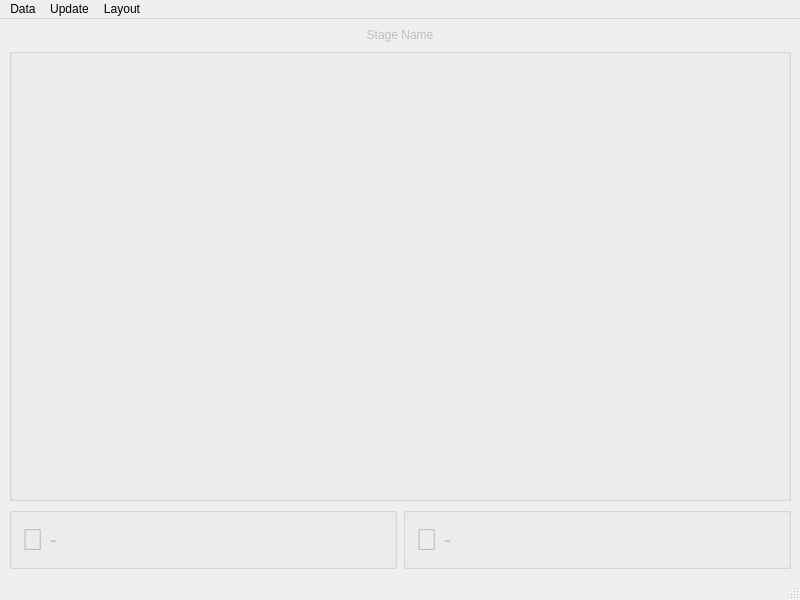
Above: code/ncm_ranking.ui from DavidEilenstein/Ninja_Competition_Manager before the change. Below: the same form after it.
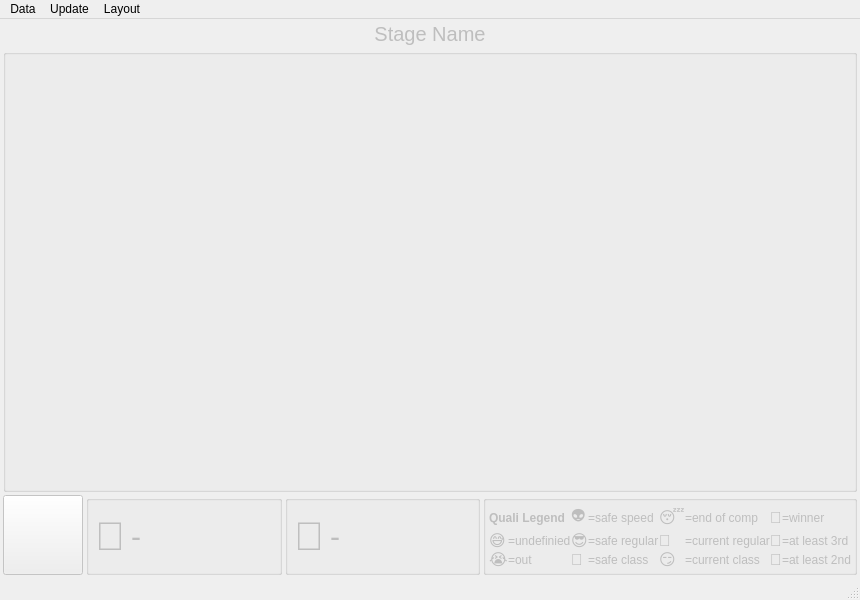
That is the form after the change.

```diff
--- a/code/ncm_ranking.ui
+++ b/code/ncm_ranking.ui
@@ -6,7 +6,7 @@
    <rect>
     <x>0</x>
     <y>0</y>
-    <width>800</width>
+    <width>860</width>
     <height>600</height>
    </rect>
   </property>
@@ -18,23 +18,22 @@
     <bool>false</bool>
    </property>
    <layout class="QGridLayout" name="gridLayout_2">
-    <item row="0" column="0" colspan="2">
-     <widget class="QLabel" name="label_StageName">
-      <property name="sizePolicy">
-       <sizepolicy hsizetype="Preferred" vsizetype="Maximum">
-        <horstretch>0</horstretch>
-        <verstretch>0</verstretch>
-       </sizepolicy>
-      </property>
-      <property name="text">
-       <string>Stage Name</string>
-      </property>
-      <property name="alignment">
-       <set>Qt::AlignCenter</set>
-      </property>
-     </widget>
-    </item>
-    <item row="1" column="0" colspan="2">
+    <property name="leftMargin">
+     <number>3</number>
+    </property>
+    <property name="topMargin">
+     <number>3</number>
+    </property>
+    <property name="rightMargin">
+     <number>3</number>
+    </property>
+    <property name="bottomMargin">
+     <number>3</number>
+    </property>
+    <property name="spacing">
+     <number>3</number>
+    </property>
+    <item row="1" column="0" colspan="4">
      <widget class="QGroupBox" name="groupBox">
       <property name="title">
        <string/>
@@ -46,7 +45,88 @@
       </layout>
      </widget>
     </item>
+    <item row="2" column="2">
+     <widget class="QGroupBox" name="groupBox_3">
+      <property name="minimumSize">
+       <size>
+        <width>0</width>
+        <height>80</height>
+       </size>
+      </property>
+      <property name="maximumSize">
+       <size>
+        <width>16777215</width>
+        <height>80</height>
+       </size>
+      </property>
+      <property name="title">
+       <string/>
+      </property>
+      <layout class="QGridLayout" name="gridLayout_4">
+       <property name="leftMargin">
+        <number>6</number>
+       </property>
+       <property name="topMargin">
+        <number>6</number>
+       </property>
+       <property name="rightMargin">
+        <number>6</number>
+       </property>
+       <property name="bottomMargin">
+        <number>6</number>
+       </property>
+       <item row="0" column="0">
+        <widget class="QLabel" name="label_2">
+         <property name="sizePolicy">
+          <sizepolicy hsizetype="Maximum" vsizetype="Maximum">
+           <horstretch>0</horstretch>
+           <verstretch>0</verstretch>
+          </sizepolicy>
+         </property>
+         <property name="styleSheet">
+          <string notr="true">font-size: 40px;</string>
+         </property>
+         <property name="text">
+          <string>🤙</string>
+         </property>
+         <property name="alignment">
+          <set>Qt::AlignRight|Qt::AlignTrailing|Qt::AlignVCenter</set>
+         </property>
+        </widget>
+       </item>
+       <item row="0" column="1">
+        <widget class="QLabel" name="label_MostEpicMove">
+         <property name="styleSheet">
+          <string notr="true">font-size: 30px;</string>
+         </property>
+         <property name="text">
+          <string>-</string>
+         </property>
+        </widget>
+       </item>
+      </layout>
+     </widget>
+    </item>
     <item row="2" column="0">
+     <widget class="QPushButton" name="pushButton_DavidEilenstein">
+      <property name="minimumSize">
+       <size>
+        <width>80</width>
+        <height>80</height>
+       </size>
+      </property>
+      <property name="maximumSize">
+       <size>
+        <width>80</width>
+        <height>80</height>
+       </size>
+      </property>
+      <property name="text">
+       <string/>
+      </property>
+     </widget>
+    </item>
+    <item row="2" column="1">
      <widget class="QGroupBox" name="groupBox_2">
       <property name="sizePolicy">
        <sizepolicy hsizetype="Preferred" vsizetype="Maximum">
@@ -54,21 +134,45 @@
         <verstretch>0</verstretch>
        </sizepolicy>
       </property>
+      <property name="minimumSize">
+       <size>
+        <width>0</width>
+        <height>80</height>
+       </size>
+      </property>
+      <property name="maximumSize">
+       <size>
+        <width>16777215</width>
+        <height>80</height>
+       </size>
+      </property>
       <property name="title">
        <string/>
       </property>
       <layout class="QGridLayout" name="gridLayout_3">
-       <item row="0" column="1">
+       <property name="leftMargin">
+        <number>6</number>
+       </property>
+       <property name="topMargin">
+        <number>6</number>
+       </property>
+       <property name="rightMargin">
+        <number>6</number>
+       </property>
+       <property name="bottomMargin">
+        <number>6</number>
+       </property>
+       <item row="0" column="2">
         <widget class="QLabel" name="label_FailOfTheDay">
          <property name="styleSheet">
-          <string notr="true">font-size: 20px;</string>
+          <string notr="true">font-size: 30px;</string>
          </property>
          <property name="text">
           <string>-</string>
          </property>
         </widget>
        </item>
-       <item row="0" column="0">
+       <item row="0" column="1">
         <widget class="QLabel" name="label_3">
          <property name="sizePolicy">
           <sizepolicy hsizetype="Maximum" vsizetype="Maximum">
@@ -77,7 +181,7 @@
           </sizepolicy>
          </property>
          <property name="styleSheet">
-          <string notr="true">font-size: 30px;</string>
+          <string notr="true">font-size: 40px;</string>
          </property>
          <property name="text">
           <string>💩</string>
@@ -90,38 +194,258 @@
       </layout>
      </widget>
     </item>
-    <item row="2" column="1">
-     <widget class="QGroupBox" name="groupBox_3">
+    <item row="0" column="0" colspan="4">
+     <widget class="QLabel" name="label_StageName">
+      <property name="sizePolicy">
+       <sizepolicy hsizetype="Preferred" vsizetype="Maximum">
+        <horstretch>0</horstretch>
+        <verstretch>0</verstretch>
+       </sizepolicy>
+      </property>
+      <property name="styleSheet">
+       <string notr="true">font-size: 20px;</string>
+      </property>
+      <property name="text">
+       <string>Stage Name</string>
+      </property>
+      <property name="alignment">
+       <set>Qt::AlignCenter</set>
+      </property>
+     </widget>
+    </item>
+    <item row="2" column="3">
+     <widget class="QGroupBox" name="groupBox_4">
+      <property name="sizePolicy">
+       <sizepolicy hsizetype="Maximum" vsizetype="Preferred">
+        <horstretch>0</horstretch>
+        <verstretch>0</verstretch>
+       </sizepolicy>
+      </property>
+      <property name="minimumSize">
+       <size>
+        <width>0</width>
+        <height>80</height>
+       </size>
+      </property>
+      <property name="maximumSize">
+       <size>
+        <width>16777215</width>
+        <height>80</height>
+       </size>
+      </property>
       <property name="title">
        <string/>
       </property>
-      <layout class="QGridLayout" name="gridLayout_4">
-       <item row="0" column="0">
-        <widget class="QLabel" name="label_2">
-         <property name="sizePolicy">
-          <sizepolicy hsizetype="Maximum" vsizetype="Maximum">
-           <horstretch>0</horstretch>
-           <verstretch>0</verstretch>
-          </sizepolicy>
+      <layout class="QGridLayout" name="gridLayout_5">
+       <property name="leftMargin">
+        <number>3</number>
+       </property>
+       <property name="topMargin">
+        <number>3</number>
+       </property>
+       <property name="rightMargin">
+        <number>3</number>
+       </property>
+       <property name="bottomMargin">
+        <number>3</number>
+       </property>
+       <property name="spacing">
+        <number>0</number>
+       </property>
+       <item row="0" column="8">
+        <widget class="QLabel" name="label_13">
+         <property name="text">
+          <string>=winner</string>
          </property>
+        </widget>
+       </item>
+       <item row="2" column="0">
+        <widget class="QLabel" name="label_16">
          <property name="styleSheet">
-          <string notr="true">font-size: 30px;</string>
+          <string notr="true">font-size: 16px;</string>
          </property>
          <property name="text">
-          <string>🤙</string>
+          <string>😅</string>
          </property>
-         <property name="alignment">
-          <set>Qt::AlignRight|Qt::AlignTrailing|Qt::AlignVCenter</set>
+        </widget>
+       </item>
+       <item row="0" column="3">
+        <widget class="QLabel" name="label_8">
+         <property name="text">
+          <string>=safe speed</string>
          </property>
         </widget>
        </item>
-       <item row="0" column="1">
-        <widget class="QLabel" name="label_MostEpicMove">
+       <item row="2" column="8">
+        <widget class="QLabel" name="label_14">
+         <property name="text">
+          <string>=at least 3rd</string>
+         </property>
+        </widget>
+       </item>
+       <item row="3" column="3">
+        <widget class="QLabel" name="label_6">
+         <property name="text">
+          <string>=safe class</string>
+         </property>
+        </widget>
+       </item>
+       <item row="0" column="4">
+        <widget class="QLabel" name="label_20">
          <property name="styleSheet">
-          <string notr="true">font-size: 20px;</string>
+          <string notr="true">font-size: 16px;</string>
          </property>
          <property name="text">
-          <string>-</string>
+          <string>😴</string>
+         </property>
+        </widget>
+       </item>
+       <item row="2" column="1">
+        <widget class="QLabel" name="label_4">
+         <property name="text">
+          <string>=undefinied</string>
+         </property>
+        </widget>
+       </item>
+       <item row="0" column="6">
+        <widget class="QLabel" name="label_5">
+         <property name="text">
+          <string>=end of comp</string>
+         </property>
+        </widget>
+       </item>
+       <item row="3" column="4">
+        <widget class="QLabel" name="label_22">
+         <property name="styleSheet">
+          <string notr="true">font-size: 16px;</string>
+         </property>
+         <property name="text">
+          <string>😏</string>
+         </property>
+        </widget>
+       </item>
+       <item row="3" column="8">
+        <widget class="QLabel" name="label_12">
+         <property name="text">
+          <string>=at least 2nd</string>
+         </property>
+        </widget>
+       </item>
+       <item row="2" column="2">
+        <widget class="QLabel" name="label_18">
+         <property name="styleSheet">
+          <string notr="true">font-size: 16px;</string>
+         </property>
+         <property name="text">
+          <string>😎</string>
+         </property>
+        </widget>
+       </item>
+       <item row="0" column="2">
+        <widget class="QLabel" name="label_17">
+         <property name="styleSheet">
+          <string notr="true">font-size: 16px;</string>
+         </property>
+         <property name="text">
+          <string>👽</string>
+         </property>
+        </widget>
+       </item>
+       <item row="2" column="4">
+        <widget class="QLabel" name="label_21">
+         <property name="styleSheet">
+          <string notr="true">font-size: 16px;</string>
+         </property>
+         <property name="text">
+          <string>🙂</string>
+         </property>
+        </widget>
+       </item>
+       <item row="3" column="6">
+        <widget class="QLabel" name="label_11">
+         <property name="text">
+          <string>=current class</string>
+         </property>
+        </widget>
+       </item>
+       <item row="0" column="0" colspan="2">
+        <widget class="QLabel" name="label">
+         <property name="styleSheet">
+          <string notr="true">font-weight: bold;</string>
+         </property>
+         <property name="text">
+          <string>Quali Legend</string>
+         </property>
+        </widget>
+       </item>
+       <item row="3" column="2">
+        <widget class="QLabel" name="label_19">
+         <property name="styleSheet">
+          <string notr="true">font-size: 16px;</string>
+         </property>
+         <property name="text">
+          <string>🤩</string>
+         </property>
+        </widget>
+       </item>
+       <item row="2" column="3">
+        <widget class="QLabel" name="label_7">
+         <property name="text">
+          <string>=safe regular</string>
+         </property>
+        </widget>
+       </item>
+       <item row="3" column="1">
+        <widget class="QLabel" name="label_9">
+         <property name="text">
+          <string>=out</string>
+         </property>
+        </widget>
+       </item>
+       <item row="3" column="0">
+        <widget class="QLabel" name="label_15">
+         <property name="styleSheet">
+          <string notr="true">font-size: 16px;</string>
+         </property>
+         <property name="text">
+          <string>😭</string>
+         </property>
+        </widget>
+       </item>
+       <item row="2" column="6">
+        <widget class="QLabel" name="label_10">
+         <property name="text">
+          <string>=current regular</string>
+         </property>
+        </widget>
+       </item>
+       <item row="0" column="7">
+        <widget class="QLabel" name="label_23">
+         <property name="styleSheet">
+          <string notr="true">font-size: 16px;</string>
+         </property>
+         <property name="text">
+          <string>🥇</string>
+         </property>
+        </widget>
+       </item>
+       <item row="2" column="7">
+        <widget class="QLabel" name="label_24">
+         <property name="styleSheet">
+          <string notr="true">font-size: 16px;</string>
+         </property>
+         <property name="text">
+          <string>🥉</string>
+         </property>
+        </widget>
+       </item>
+       <item row="3" column="7">
+        <widget class="QLabel" name="label_25">
+         <property name="styleSheet">
+          <string notr="true">font-size: 16px;</string>
+         </property>
+         <property name="text">
+          <string>🥈</string>
          </property>
         </widget>
        </item>
@@ -135,7 +459,7 @@
     <rect>
      <x>0</x>
      <y>0</y>
-     <width>800</width>
+     <width>860</width>
      <height>21</height>
     </rect>
    </property>
```
Left out of the diff: 9 changed lines with no effect on the pictures.
